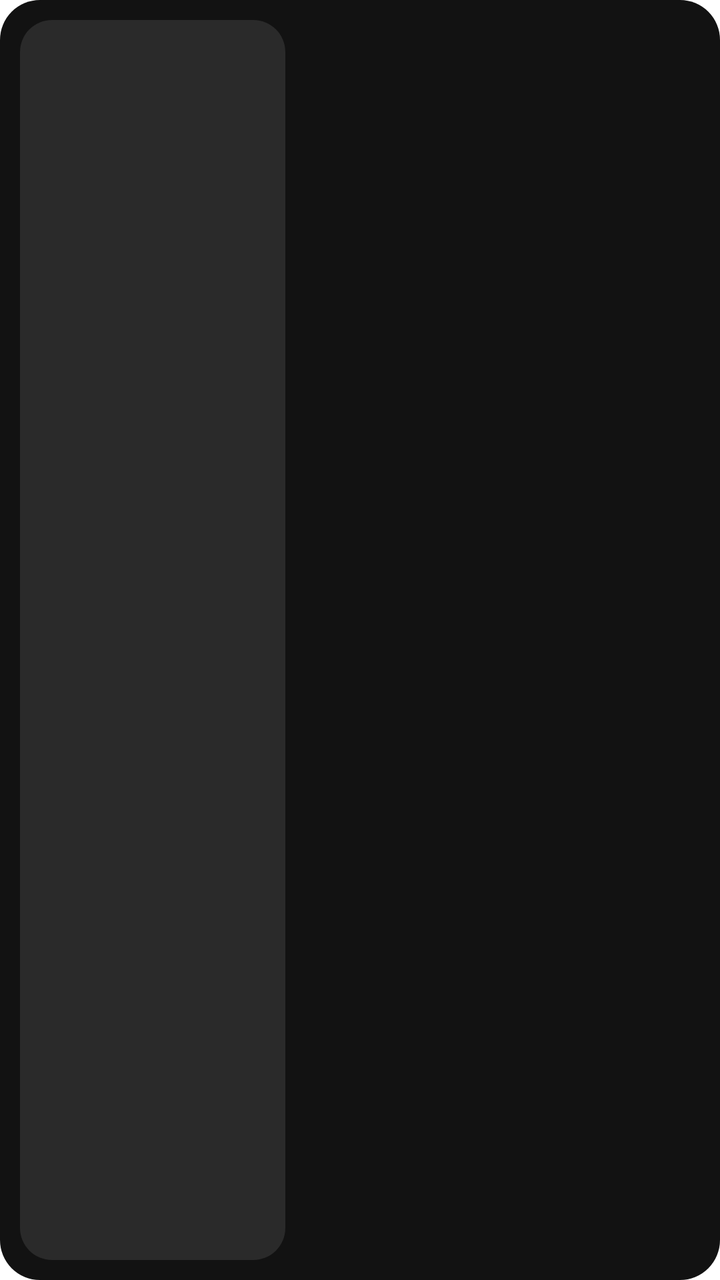
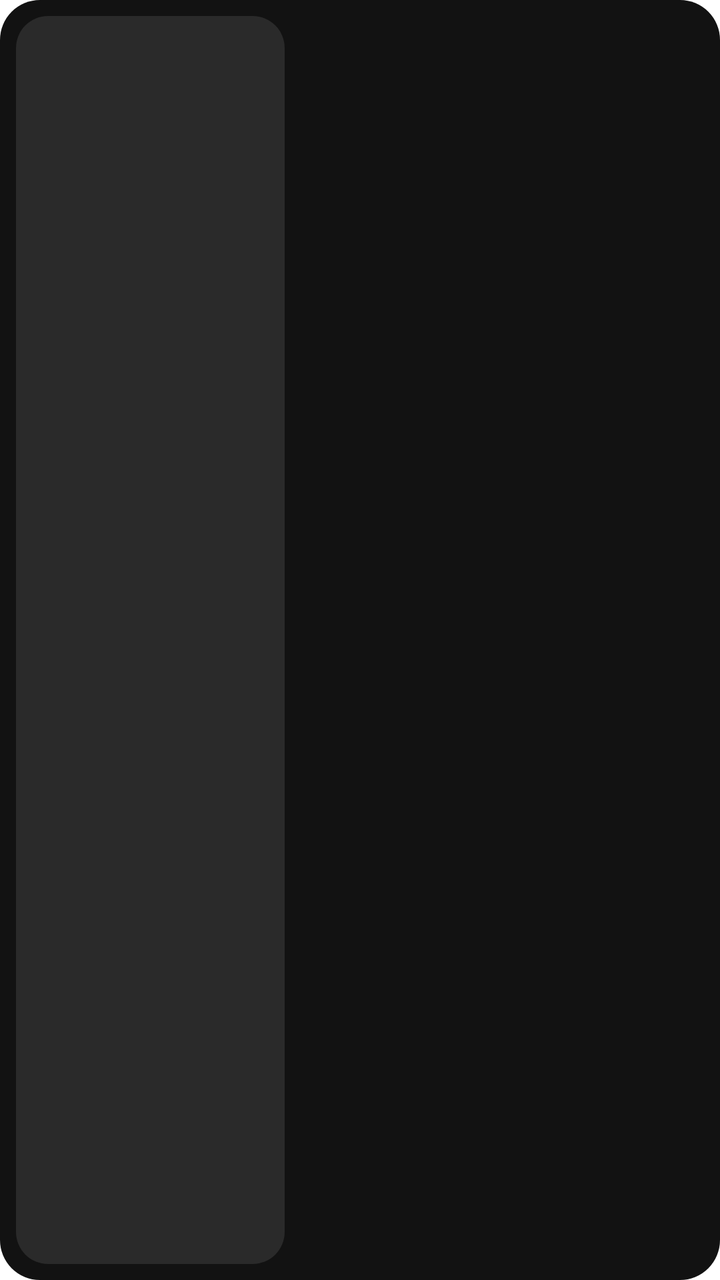

The first picture is an Android layout as it rendered before a commit; the second is the same layout after the commit. The layout source and the unified diff follow.
<!-- AndroidManifest.xml: fallback theme Theme.MaterialComponents.DayNight.NoActionBar -->
<!-- res/layout/tap_na_widget_landscape.xml -->
<?xml version="1.0" encoding="utf-8"?>
<LinearLayout xmlns:android="http://schemas.android.com/apk/res/android"
    android:id="@+id/widget_root"
    android:layout_width="match_parent"
    android:layout_height="match_parent"
    android:background="@drawable/widget_shell"
    android:orientation="horizontal"
    android:padding="10dp">

    <LinearLayout
        android:id="@+id/widget_identity"
        android:layout_width="0dp"
        android:layout_height="match_parent"
        android:layout_marginEnd="8dp"
        android:layout_weight="4"
        android:background="@drawable/widget_panel"
        android:gravity="center"
        android:orientation="vertical"
        android:padding="10dp">

        <ImageView
            android:id="@+id/widget_avatar"
            android:layout_width="56dp"
            android:layout_height="56dp"
            android:contentDescription="@string/widget_qr_description"
            android:scaleType="centerCrop" />

        <TextView
            android:id="@+id/widget_name"
            android:layout_width="wrap_content"
            android:layout_height="wrap_content"
            android:layout_marginTop="8dp"
            android:ellipsize="end"
            android:gravity="center"
            android:maxLines="1"
            android:textColor="#FFFFFF"
            android:textSize="14sp"
            android:textStyle="bold" />

        <TextView
            android:id="@+id/widget_title"
            android:layout_width="wrap_content"
            android:layout_height="wrap_content"
            android:ellipsize="end"
            android:gravity="center"
            android:maxLines="1"
            android:textColor="#A1A1AA"
            android:textSize="11sp" />

        <TextView
            android:id="@+id/widget_company"
            android:layout_width="wrap_content"
            android:layout_height="wrap_content"
            android:ellipsize="end"
            android:gravity="center"
            android:maxLines="1"
            android:textColor="#71717A"
            android:textSize="11sp" />
    </LinearLayout>

    <ImageView
        android:id="@+id/widget_qr"
        android:layout_width="0dp"
        android:layout_height="match_parent"
        android:layout_weight="6"
        android:adjustViewBounds="true"
        android:contentDescription="@string/widget_qr_description"
        android:scaleType="fitCenter" />
</LinearLayout>
<!-- resources referenced by this layout -->
<resources>
  <!-- drawable widget_panel (drawable) -->
  <?xml version="1.0" encoding="utf-8"?>
  <shape xmlns:android="http://schemas.android.com/apk/res/android" android:shape="rectangle">
      <solid android:color="#2A2A2A" />
      <corners android:radius="16dp" />
  </shape>
  <!-- drawable widget_shell (drawable) -->
  <?xml version="1.0" encoding="utf-8"?>
  <shape xmlns:android="http://schemas.android.com/apk/res/android" android:shape="rectangle">
      <solid android:color="#121212" />
      <corners android:radius="20dp" />
  </shape>
  <string name="widget_qr_description">QR code only. People scan this to open your Tap Na profile.</string>
</resources>

<!-- the commit's change to res/layout/tap_na_widget_landscape.xml (unified diff, before → after) -->
@@ -5,7 +5,7 @@
     android:layout_height="match_parent"
     android:background="@drawable/widget_shell"
     android:orientation="horizontal"
-    android:padding="10dp">
+    android:padding="8dp">
 
     <LinearLayout
         android:id="@+id/widget_identity"
@@ -14,27 +14,27 @@
         android:layout_marginEnd="8dp"
         android:layout_weight="4"
         android:background="@drawable/widget_panel"
-        android:gravity="center"
+        android:gravity="top|center_horizontal"
         android:orientation="vertical"
-        android:padding="10dp">
+        android:padding="8dp">
 
         <ImageView
             android:id="@+id/widget_avatar"
-            android:layout_width="56dp"
-            android:layout_height="56dp"
-            android:contentDescription="@string/widget_qr_description"
+            android:layout_width="40dp"
+            android:layout_height="40dp"
+            android:contentDescription="@string/widget_card_description"
             android:scaleType="centerCrop" />
 
         <TextView
             android:id="@+id/widget_name"
             android:layout_width="wrap_content"
             android:layout_height="wrap_content"
-            android:layout_marginTop="8dp"
+            android:layout_marginTop="4dp"
             android:ellipsize="end"
             android:gravity="center"
             android:maxLines="1"
             android:textColor="#FFFFFF"
-            android:textSize="14sp"
+            android:textSize="13sp"
             android:textStyle="bold" />
 
         <TextView
@@ -45,7 +45,7 @@
             android:gravity="center"
             android:maxLines="1"
             android:textColor="#A1A1AA"
-            android:textSize="11sp" />
+            android:textSize="10sp" />
 
         <TextView
             android:id="@+id/widget_company"
@@ -55,7 +55,7 @@
             android:gravity="center"
             android:maxLines="1"
             android:textColor="#71717A"
-            android:textSize="11sp" />
+            android:textSize="10sp" />
     </LinearLayout>
 
     <ImageView
<!-- resource entries referenced after the edit -->
@@ -12,6 +12,7 @@
       <solid android:color="#121212" />
       <corners android:radius="20dp" />
   </shape>
+  <string name="widget_card_description">Landscape business card with your details and QR code.</string>
   <string name="widget_qr_description">QR code only. People scan this to open your Tap Na profile.</string>
 </resources>
 
